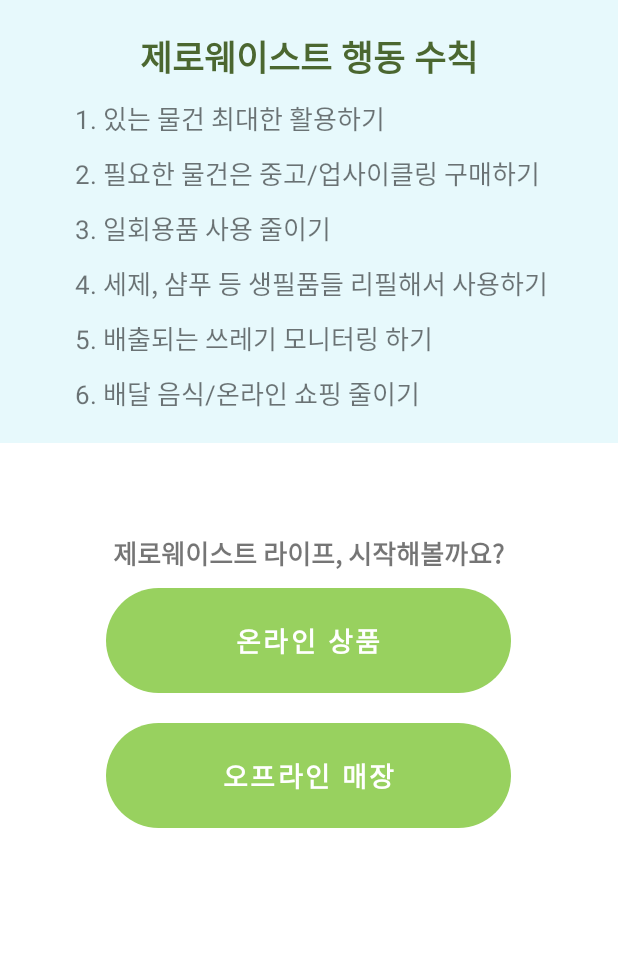
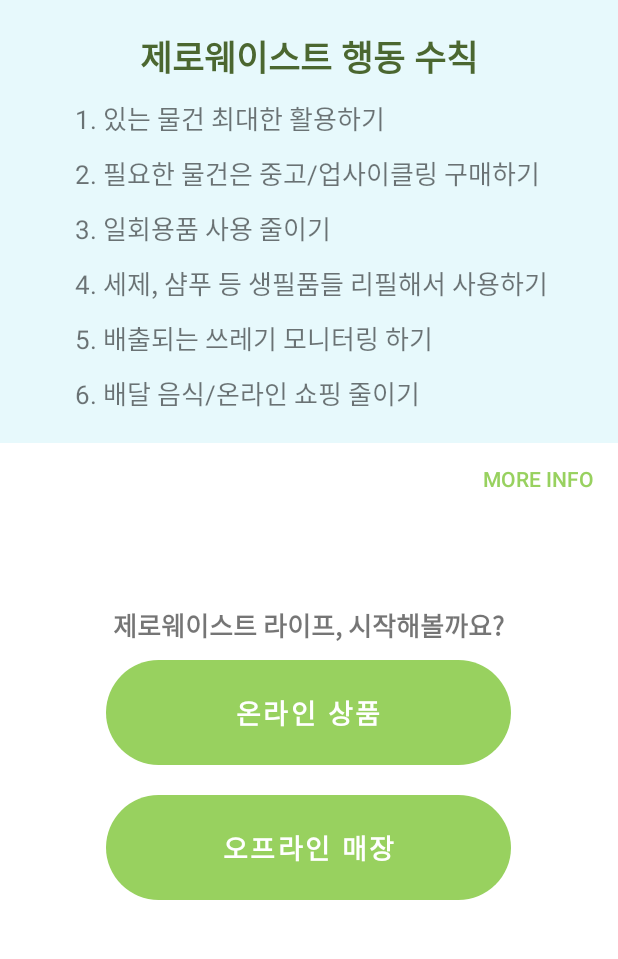
Before and after one commit to Jeonminji/Would-U-ZERO, an Android app: the screen it shows after launch (ThirdActivity), on a phone screen of 412 x 824 dp, the part 75-1034 px from its top. Run offline under Robolectric (Android 15) with nearby library versions, the phone set to English and light mode, and no system bars.

Commit message:
more info 버튼 생성, strings.xml에 activity_third.xml 내용 추가, invisible Button Color 추가

```diff
--- a/app/src/main/java/com/example/woulduzero/ThirdActivity.java
+++ b/app/src/main/java/com/example/woulduzero/ThirdActivity.java
@@ -1,6 +1,7 @@
 package com.example.woulduzero; //첫 페이지
 
 import android.content.Intent;
+import android.net.Uri;
 import android.os.Bundle;
 import android.widget.Button;
 
@@ -10,11 +11,19 @@ public class ThirdActivity extends AppCompatActivity {
 
     Button btn_online;
     Button btn_offline;
+    Button btn_moreInfo;
 
     @Override
     protected void onCreate(Bundle savedInstanceState) {
         super.onCreate(savedInstanceState);
         setContentView(R.layout.activity_third);
+
+        //more info button
+        btn_moreInfo = (findViewById(R.id.btn_moreinfo));
+        btn_moreInfo.setOnClickListener(v -> {
+            Intent intent = new Intent(Intent.ACTION_VIEW, Uri.parse("https://google.com"));
+            startActivity(intent);
+        });
 
         btn_online = (Button)findViewById(R.id.btn_online);
         btn_offline = (Button)findViewById(R.id.btn_offline);
--- a/app/src/main/res/layout/activity_third.xml
+++ b/app/src/main/res/layout/activity_third.xml
@@ -16,7 +16,7 @@
         <TextView
             android:layout_width="wrap_content"
             android:layout_height="wrap_content"
-            android:text="Would U Zero"
+            android:text="@string/app_name"
             android:textSize="27sp"
             android:textColor="#98D15F"
             android:textStyle="bold"
@@ -34,7 +34,7 @@
         <TextView
             android:layout_width="match_parent"
             android:layout_height="wrap_content"
-            android:text="제로웨이스트 행동 수칙"
+            android:text="@string/행동수칙"
             android:gravity="center"
             android:textSize="23sp"
             android:textStyle="bold"
@@ -44,54 +44,71 @@
         <TextView
             android:layout_width="match_parent"
             android:layout_height="wrap_content"
-            android:text="1. 있는 물건 최대한 활용하기"
+            android:text="@string/행동수칙1"
             android:textSize="17sp"
             android:layout_marginTop="10dp"
-            android:layout_marginLeft="50dp"/>
+            android:layout_marginLeft="50dp"
+            android:layout_marginStart="50dp" />
 
         <TextView
             android:layout_width="match_parent"
             android:layout_height="wrap_content"
-            android:text="2. 필요한 물건은 중고/업사이클링 구매하기"
+            android:text="@string/행동수칙2"
             android:textSize="17sp"
             android:layout_marginTop="10dp"
-            android:layout_marginLeft="50dp"/>
+            android:layout_marginLeft="50dp"
+            android:layout_marginStart="50dp" />
 
         <TextView
             android:layout_width="match_parent"
             android:layout_height="wrap_content"
-            android:text="3. 일회용품 사용 줄이기"
+            android:text="@string/행동수칙3"
             android:textSize="17sp"
             android:layout_marginTop="10dp"
-            android:layout_marginLeft="50dp"/>
+            android:layout_marginLeft="50dp"
+            android:layout_marginStart="50dp" />
 
         <TextView
             android:layout_width="match_parent"
             android:layout_height="wrap_content"
-            android:text="4. 세제, 샴푸 등 생필품들 리필해서 사용하기"
+            android:text="@string/행동수칙4"
             android:textSize="17sp"
             android:layout_marginTop="10dp"
-            android:layout_marginLeft="50dp"/>
+            android:layout_marginLeft="50dp"
+            android:layout_marginStart="50dp" />
 
         <TextView
             android:layout_width="match_parent"
             android:layout_height="wrap_content"
-            android:text="5. 배출되는 쓰레기 모니터링 하기"
+            android:text="@string/행동수칙5"
             android:textSize="17sp"
             android:layout_marginTop="10dp"
-            android:layout_marginLeft="50dp"/>
+            android:layout_marginStart="50dp"
+            android:layout_marginLeft="50dp" />
 
         <TextView
             android:layout_width="match_parent"
             android:layout_height="wrap_content"
-            android:text="6. 배달 음식/온라인 쇼핑 줄이기"
+            android:text="@string/행동수칙6"
             android:textSize="17sp"
             android:layout_marginTop="10dp"
             android:layout_marginBottom="20dp"
-            android:layout_marginLeft="50dp"/>
+            android:layout_marginStart="50dp"
+            android:layout_marginLeft="50dp" />
 
 
     </LinearLayout>
+
+    <Button
+        android:id="@+id/btn_moreinfo"
+        android:layout_width="wrap_content"
+        android:layout_height="wrap_content"
+        android:background="@color/invisible_button"
+        android:text="@string/more_info"
+        android:textColor="@color/WUZ"
+        android:layout_gravity="end"
+        style="?android:attr/borderlessButtonStyle"
+        />
 
     <LinearLayout
         android:layout_width="match_parent"
@@ -103,7 +120,7 @@
         <TextView
             android:layout_width="wrap_content"
             android:layout_height="wrap_content"
-            android:text="제로웨이스트 라이프, 시작해볼까요?"
+            android:text="@string/startZeroLife"
             android:textStyle="bold"
             android:textSize="17sp"/>
 
@@ -111,7 +128,7 @@
             android:id="@+id/btn_online"
             android:layout_width="270dp"
             android:layout_height="70dp"
-            android:text="온라인 상품"
+            android:text="@string/start_onlineProduct"
             android:background="@drawable/selector_button"
             android:textStyle="bold"
             android:textSize="18sp"
@@ -122,7 +139,7 @@
             android:id="@+id/btn_offline"
             android:layout_width="270dp"
             android:layout_height="70dp"
-            android:text="오프라인 매장"
+            android:text="@string/start_offlineShop"
             android:background="@drawable/selector_button"
             android:textStyle="bold"
             android:textSize="18sp"
--- a/app/src/main/res/values/colors.xml
+++ b/app/src/main/res/values/colors.xml
@@ -8,4 +8,5 @@
     <color name="black">#FF000000</color>
     <color name="white">#FFFFFFFF</color>
     <color name="WUZ">#FF98D15F</color>
+    <color name="invisible_button">#00ff0000</color>
 </resources>
--- a/app/src/main/res/values/strings.xml
+++ b/app/src/main/res/values/strings.xml
@@ -1,5 +1,19 @@
 <resources>
-    <string name="app_name">WouldUZero</string>
+    <string name="app_name">Would U Zero</string>
+    <string name="more_info">more info</string>
+
+    //start 화면 strings
+    <string name="행동수칙">제로웨이스트 행동 수칙</string>
+    <string name="행동수칙1">1. 있는 물건 최대한 활용하기</string>
+    <string name="행동수칙2">2. 필요한 물건은 중고/업사이클링 구매하기</string>
+    <string name="행동수칙3">3. 일회용품 사용 줄이기</string>
+    <string name="행동수칙4">4. 세제, 샴푸 등 생필품들 리필해서 사용하기</string>
+    <string name="행동수칙5">5. 배출되는 쓰레기 모니터링 하기</string>
+    <string name="행동수칙6">6. 배달 음식/온라인 쇼핑 줄이기</string>
+    <string name="startZeroLife">제로웨이스트 라이프, 시작해볼까요?</string>
+
+    <string name="start_onlineProduct">온라인 상품</string>
+    <string name="start_offlineShop">오프라인 매장</string>
 
     //online 화면 strings
     <string name="product_name">상품이름</string>
```
